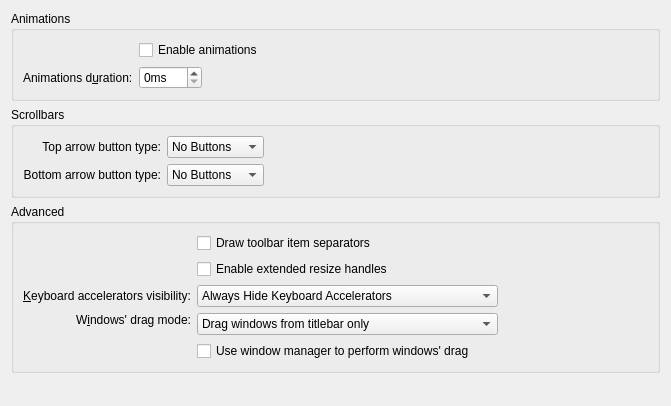
This is kstyle/config/ui/breezestyleconfig.ui in Luwx/Lightly as Qt 5 draws it before an edit. The edited form follows.
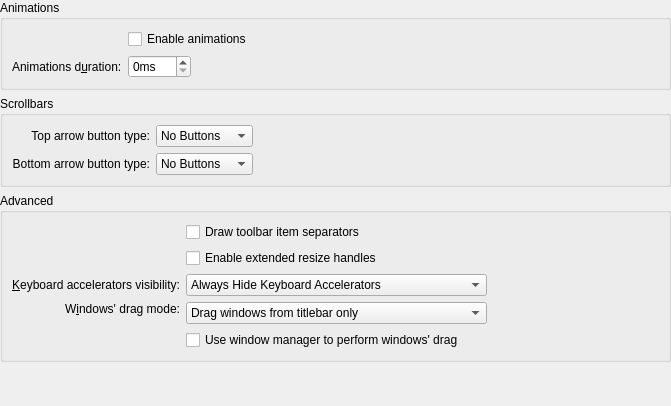
This is the edited form. Custom widgets are drawn as their Qt base class.

Diff of the .ui file:
```diff
--- a/kstyle/config/ui/breezestyleconfig.ui
+++ b/kstyle/config/ui/breezestyleconfig.ui
@@ -14,6 +14,15 @@
    <string>Form</string>
   </property>
   <layout class="QVBoxLayout" name="verticalLayout">
+   <property name="leftMargin">
+    <number>0</number>
+   </property>
+   <property name="topMargin">
+    <number>0</number>
+   </property>
+   <property name="rightMargin">
+    <number>0</number>
+   </property>
    <item>
     <widget class="QGroupBox" name="groupBox_2">
      <property name="title">
```
